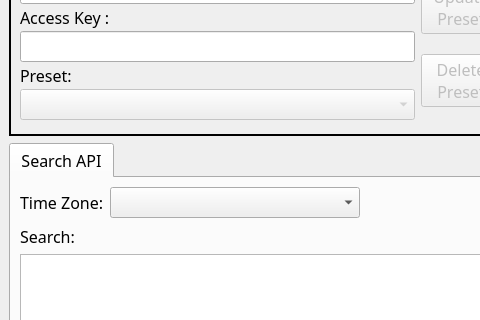
First picture: the form in data/sumotoolbox.ui, repository SumoLogic/sumologictoolbox, before the edit; both pictures show x 0 to 480 and y 153 to 473 of the 1175 by 768 pixel window.
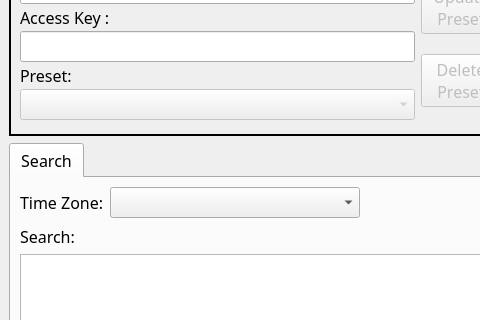
Second picture: the form after the edit.

```diff
--- a/data/sumotoolbox.ui
+++ b/data/sumotoolbox.ui
@@ -827,7 +827,7 @@
       </property>
       <widget class="QWidget" name="SearchAPI">
        <attribute name="title">
-        <string>Search API</string>
+        <string>Search</string>
        </attribute>
        <layout class="QVBoxLayout" name="verticalLayout_8">
         <item>
```
